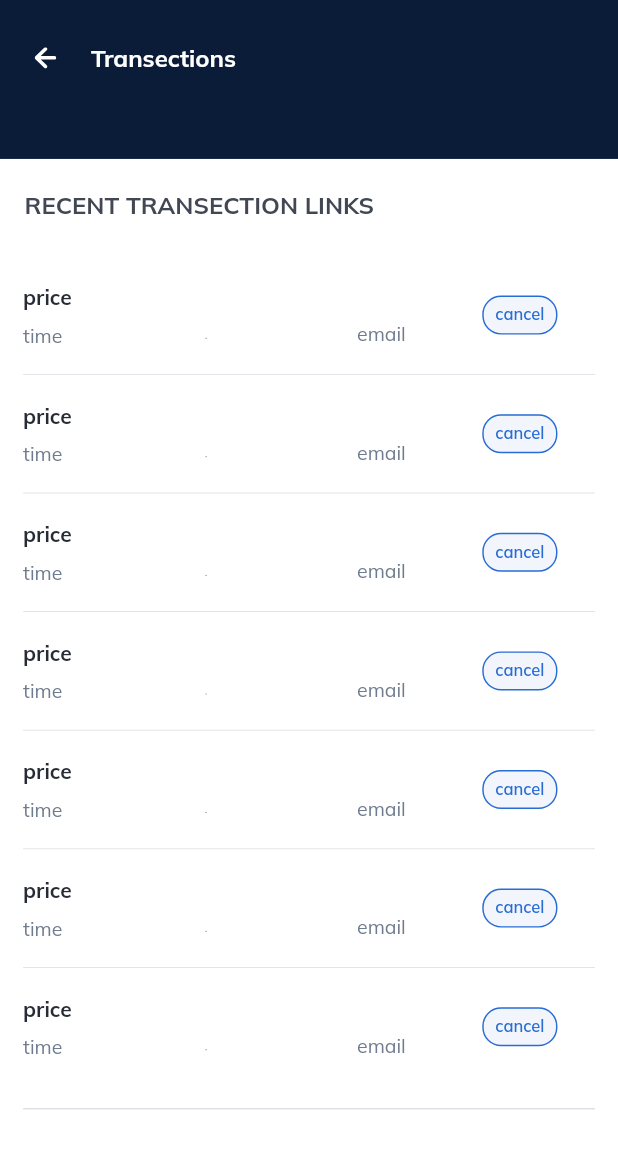
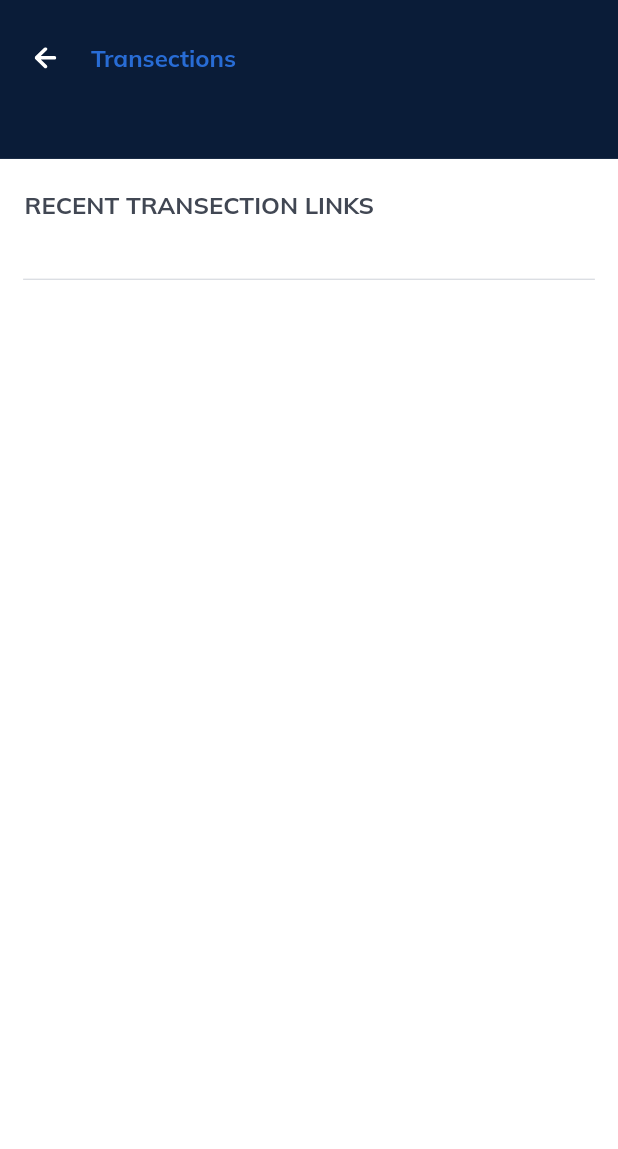
Before and after one commit to zaiynabMansuri/razorPayApp, a Flutter app: the TransectionListScreen screen opened by its route, on a phone screen of 412 x 824 dp. Shown: the top 1149 px of the screen. Run offline on Flutter 3.47's test engine with Material 2 defaults, Android fonts, the phone set to English and light mode, and no system bars; our stand-ins replace cached_network_image, connectivity_plus, flutter_svg, fluttertoast, get, shared_preferences and 1 more; missing offline and left inert: connectivity_plus_web, shared_preferences_web; accounts and stored records are empty; network calls fail.

```diff
--- a/lib/presentation/home_screen/models/home_item_model.dart
+++ b/lib/presentation/home_screen/models/home_item_model.dart
@@ -1,11 +1,11 @@
 import 'package:get/get.dart';
 
 class HomeItemModel {
-  Rx<String> priceOneTxt = Rx('price');
+  Rx<String> priceOneTxt = Rx('');
 
-  Rx<String> emailTxt = Rx('email');
+  Rx<String> emailTxt = Rx('');
 
-  Rx<String> capturedTxt = Rx('status');
-  Rx<String> createTimeTxt = Rx('10:20 pm');
+  Rx<String> capturedTxt = Rx('');
+  Rx<String> createTimeTxt = Rx('');
 
 }
--- a/lib/presentation/home_screen/models/home_model.dart
+++ b/lib/presentation/home_screen/models/home_model.dart
@@ -2,5 +2,5 @@ import 'package:get/get.dart';
 import 'home_item_model.dart';
 
 class HomeModel {
-  RxList<HomeItemModel> homeItemList = RxList.filled(5, HomeItemModel());
+  RxList<HomeItemModel> homeItemList = RxList.filled(0, HomeItemModel());
 }
--- a/lib/presentation/payment_links_screen/models/payment_links_item_model.dart
+++ b/lib/presentation/payment_links_screen/models/payment_links_item_model.dart
@@ -1,11 +1,11 @@
 import 'package:get/get.dart';
 
 class PaymentLinksItemModel {
-  Rx<String> priceOneTxt = Rx('price');
+  Rx<String> priceOneTxt = Rx('');
 
-  Rx<String> emailTxt = Rx('email');
+  Rx<String> emailTxt = Rx('');
 
-  Rx<String> issuedTxt = Rx('issue at');
-  Rx<String> createAt = Rx('11:30p m');
+  Rx<String> issuedTxt = Rx('');
+  Rx<String> createAt = Rx('');
 
 }
--- a/lib/presentation/payment_links_screen/models/payment_links_model.dart
+++ b/lib/presentation/payment_links_screen/models/payment_links_model.dart
@@ -3,5 +3,5 @@ import 'payment_links_item_model.dart';
 
 class PaymentLinksModel {
   RxList<PaymentLinksItemModel> paymentLinksItemList =
-      RxList.filled(7, PaymentLinksItemModel());
+      RxList.filled(0, PaymentLinksItemModel());
 }
--- a/lib/presentation/subscriptions_screen/models/subscriptions_item_model.dart
+++ b/lib/presentation/subscriptions_screen/models/subscriptions_item_model.dart
@@ -1,8 +1,8 @@
 import 'package:get/get.dart';
 
 class SubscriptionsItemModel {
-  Rx<String> plinkjm0q7eSNmTxt = Rx('subscription id');
+  Rx<String> plinkjm0q7eSNmTxt = Rx('');
 
-  Rx<String> timeTxt = Rx('time 11: 30');
-  Rx<String> statusTxt = Rx('status');
+  Rx<String> timeTxt = Rx('');
+  Rx<String> statusTxt = Rx('');
 }
--- a/lib/presentation/subscriptions_screen/models/subscriptions_model.dart
+++ b/lib/presentation/subscriptions_screen/models/subscriptions_model.dart
@@ -3,5 +3,5 @@ import 'subscriptions_item_model.dart';
 
 class SubscriptionsModel {
   RxList<SubscriptionsItemModel> subscriptionsItemList =
-      RxList.filled(7, SubscriptionsItemModel());
+      RxList.filled(0, SubscriptionsItemModel());
 }
--- a/lib/presentation/transection_details_screen/controller/transection_details_controller.dart
+++ b/lib/presentation/transection_details_screen/controller/transection_details_controller.dart
@@ -61,7 +61,6 @@ class TransectionDetailsController extends GetxController {
   }
 
   void onFetchPayK93XyAnu5kuCXAError(var err) {
-    if (err is NoInternetException) {
     Get.rawSnackbar(
       messageText: Text(
         '$err',
@@ -70,7 +69,6 @@ class TransectionDetailsController extends GetxController {
         ),
       ),
     );
-    }
   }
 
   void _onFetchPayK93XyAnu5kuCXASuccess() {
@@ -81,6 +79,7 @@ class TransectionDetailsController extends GetxController {
     final df = new DateFormat('dd MMMM yyyy, hh:mm a');
     var myvalue = getPayK93XyAnu5kuCXAResp.createdAt;
     transectionDetailsModelObj.value.createdTxt.value = df.format(new DateTime.fromMillisecondsSinceEpoch(myvalue! * 1000)).toString();
+    transectionDetailsModelObj.refresh();
   }
 
   void _onFetchPayK93XyAnu5kuCXAError() {}
--- a/lib/presentation/transection_list_screen/models/listprice_item_model.dart
+++ b/lib/presentation/transection_list_screen/models/listprice_item_model.dart
@@ -1,12 +1,12 @@
 import 'package:get/get.dart';
 
 class ListpriceItemModel {
-  Rx<String> priceTxt = Rx('price');
+  Rx<String> priceTxt = Rx('');
 
-  Rx<String> timeTxt = Rx('time');
+  Rx<String> timeTxt = Rx('');
 
-  Rx<String> emailTxt = Rx('email');
-  Rx<String> statusTxt = Rx('cancel');
+  Rx<String> emailTxt = Rx('');
+  Rx<String> statusTxt = Rx('');
   Rx<String> itemId = Rx('');
 
 }
--- a/lib/presentation/transection_list_screen/models/transection_list_model.dart
+++ b/lib/presentation/transection_list_screen/models/transection_list_model.dart
@@ -3,5 +3,5 @@ import 'listprice_item_model.dart';
 
 class TransectionListModel {
   RxList<ListpriceItemModel> listpriceItemList =
-      RxList.filled(7, ListpriceItemModel());
+      RxList.filled(0, ListpriceItemModel());
 }
--- a/lib/presentation/transection_list_screen/transection_list_screen.dart
+++ b/lib/presentation/transection_list_screen/transection_list_screen.dart
@@ -109,7 +109,7 @@ class TransectionListScreen extends GetWidget<TransectionListController> {
                                     model,
                                     onTapRowprice:(){
                                       Get.toNamed(AppRoutes.transectionDetailsScreen, arguments: {
-                                        NavigationArgs.transectionid: controller.transectionListModelObj.value.listpriceItemList[index].itemId
+                                        NavigationArgs.transectionid: controller.transectionListModelObj.value.listpriceItemList[index].itemId.value
                                       });
                                     });
                               }))),
--- a/lib/theme/app_style.dart
+++ b/lib/theme/app_style.dart
@@ -46,7 +46,7 @@ class AppStyle {
   );
 
   static TextStyle txtMulishRomanSemiBold18 = TextStyle(
-    color: ColorConstant.bluegray901,
+    color: ColorConstant.whiteA700,
     fontSize: getFontSize(
       18,
     ),
@@ -117,7 +117,7 @@ class AppStyle {
   );
 
   static TextStyle txtMulishRomanBold18 = TextStyle(
-    color: ColorConstant.whiteA700,
+    color: ColorConstant.blue700,
     fontSize: getFontSize(
       18,
     ),
```
Also changed, not shown: lib/presentation/transection_details_screen/models/transection_details_model.dart (+5 -5 lines), lib/presentation/transection_details_screen/transection_details_screen.dart (+17 -11 lines), 1 other file. Lines whose indentation alone changed are shown as unchanged.
